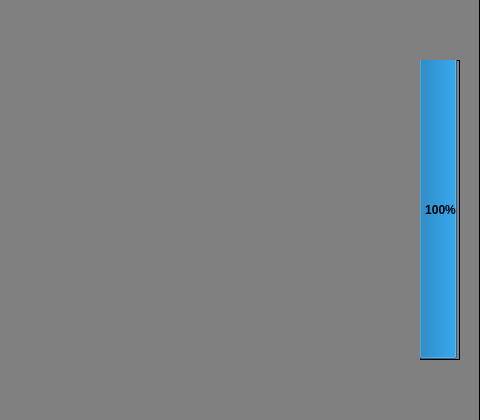
Above: Project/ui/radotechwidget.ui from IshanB7/Holistic-Health-Tracker-Simulator before the change; both pictures show x 270 to 750 and y 140 to 560 of the 750 by 700 pixel window. Below: the same form after it.
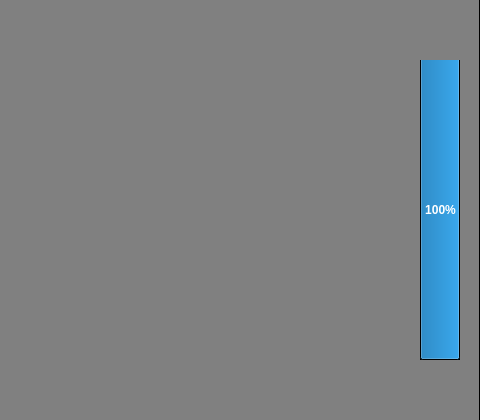
That is the form after the change. Icons and pictures are not drawn.

Patch:
```diff
--- a/Project/ui/radotechwidget.ui
+++ b/Project/ui/radotechwidget.ui
@@ -41,6 +41,12 @@
       <height>300</height>
      </rect>
     </property>
+    <property name="sizePolicy">
+     <sizepolicy hsizetype="Preferred" vsizetype="Preferred">
+      <horstretch>0</horstretch>
+      <verstretch>0</verstretch>
+     </sizepolicy>
+    </property>
     <property name="font">
      <font>
       <italic>false</italic>
@@ -52,7 +58,9 @@
      <bool>false</bool>
     </property>
     <property name="styleSheet">
-     <string notr="true"/>
+     <string notr="true">border: none;
+background-color: black;
+color: white;</string>
     </property>
     <property name="value">
      <number>100</number>
```
